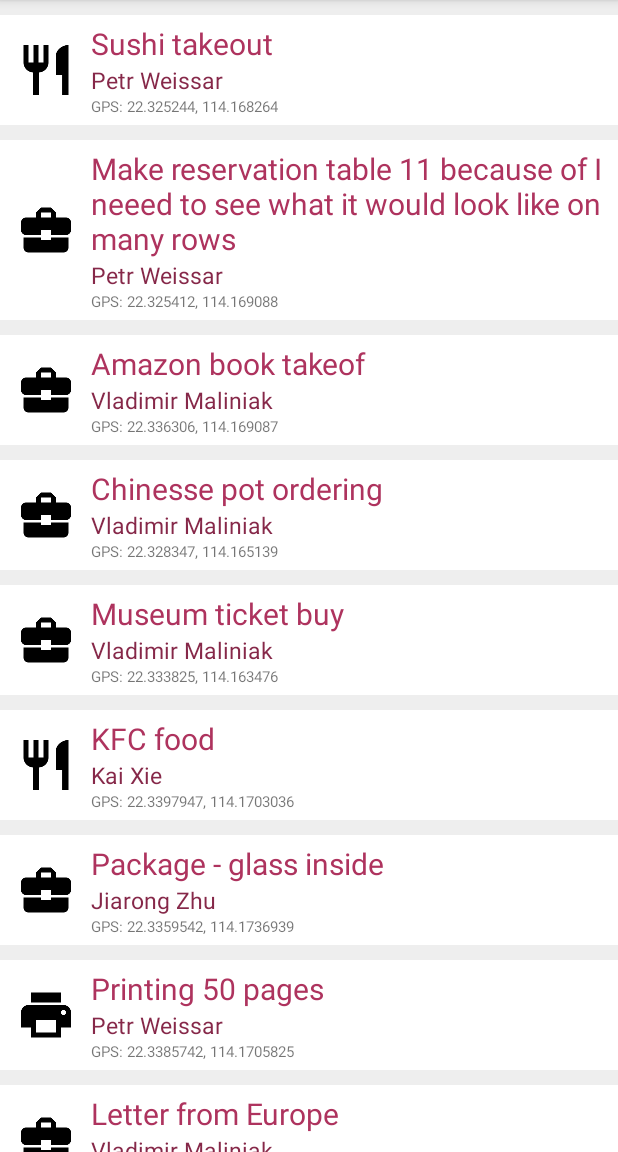
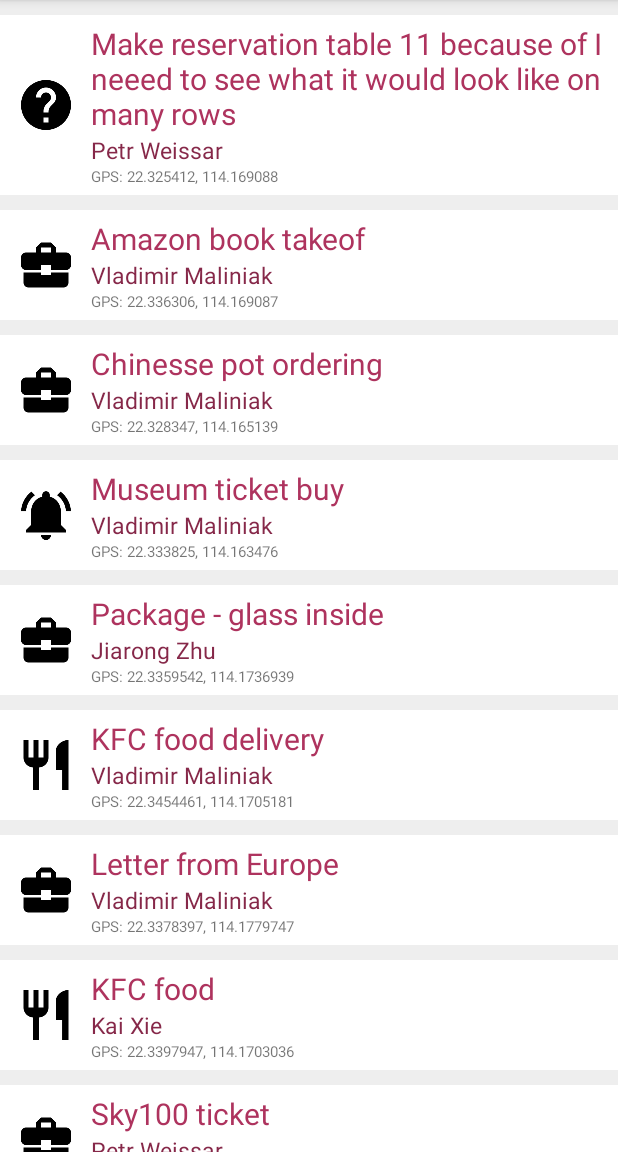
Before and after one commit to thenracker/cityuhelper, an Android app: the screen it shows after launch (MainActivity), on a phone screen of 412 x 824 dp, the part 84-1236 px from its top. Run offline under Robolectric (Android 15) with nearby library versions, the phone set to English and light mode, and no system bars.

Commit message:
Redesign, icons, merge functions together, make it work again

```diff
--- a/app/src/main/java/cz/uhk/cityuhelper/DetailActivity.java
+++ b/app/src/main/java/cz/uhk/cityuhelper/DetailActivity.java
@@ -2,6 +2,7 @@ package cz.uhk.cityuhelper;
 
 import android.support.v7.app.AppCompatActivity;
 import android.os.Bundle;
+import android.widget.Toast;
 
 public class DetailActivity extends AppCompatActivity {
 
@@ -9,5 +10,8 @@ public class DetailActivity extends AppCompatActivity {
     protected void onCreate(Bundle savedInstanceState) {
         super.onCreate(savedInstanceState);
         setContentView(R.layout.activity_detail);
+
+        Toast.makeText(getApplicationContext(), getIntent().getExtras().getString("name")+"", Toast.LENGTH_SHORT).show();
+
     }
 }
--- a/app/src/main/java/cz/uhk/cityuhelper/FakeDataBuilder.java
+++ b/app/src/main/java/cz/uhk/cityuhelper/FakeDataBuilder.java
@@ -5,10 +5,7 @@ import com.google.android.gms.maps.model.LatLng;
 import java.util.ArrayList;
 
 import cz.uhk.cityuhelper.model.Author;
-import cz.uhk.cityuhelper.model.Delivery;
-import cz.uhk.cityuhelper.model.Food;
 import cz.uhk.cityuhelper.model.Item;
-import cz.uhk.cityuhelper.model.Print;
 
 /**
  * Created by alab on 7/27/2016.
@@ -24,27 +21,25 @@ public class FakeDataBuilder {
         Author kai = new Author("Kai","Xie","kai@kai.chi","Chinesse","6518789");
         Author jarrett = new Author("Jiarong","Zhu","jarret@uhk.chi","Chinesse","6578132");
 
-        deliveries.add(new Food("Sushi takeout", peter, new LatLng(22.325244, 114.168264)));
-        deliveries.add(new Delivery("Make reservation table 11 because of I neeed to see what it would look like on many rows", peter, new LatLng(22.325412, 114.169088)));
-
-        deliveries.add(new Delivery("Amazon book takeof", vladimir, new LatLng(22.336306, 114.169087)));
-        deliveries.add(new Delivery("Chinesse pot ordering", vladimir, new LatLng(22.328347, 114.165139)));
-        deliveries.add(new Delivery("Museum ticket buy", vladimir, new LatLng(22.333825, 114.163476)));
-
-        deliveries.add(new Food("KFC food", kai, new LatLng(22.3397947, 114.1703036)));
-        deliveries.add(new Delivery("Package - glass inside", jarrett, new LatLng(22.3359542, 114.1736939)));
-        deliveries.add(new Print("Printing 50 pages", peter, new LatLng(22.3385742, 114.1705825)));
-        deliveries.add(new Delivery("Letter from Europe", vladimir, new LatLng(22.3378397, 114.1779747)));
-        deliveries.add(new Delivery("Sky100 ticket", peter, new LatLng(22.3356764, 114.1667308)));
-        deliveries.add(new Delivery("Where to find class 47", vladimir, new LatLng(22.3259803, 114.1669883)));
-        deliveries.add(new Food("Sushi delivery", kai, new LatLng(22.3400825, 114.1584589)));
-        deliveries.add(new Food("Beverage for party", kai, new LatLng(22.3379836, 114.1741875)));
-        deliveries.add(new Delivery("Flash disk delivery", peter, new LatLng(22.3372294, 114.1754106)));
-        deliveries.add(new Print("Printing attached document", jarrett, new LatLng(22.3353439, 114.1702178)));
-        deliveries.add(new Delivery("Museum ticket buy", jarrett, new LatLng(22.3370508, 114.1657975)));
-        deliveries.add(new Food("McDonald´s food delivery", kai, new LatLng(22.3300444, 114.1735650)));
-        deliveries.add(new Food("KFC food delivery", vladimir, new LatLng(22.3454461, 114.1705181)));
-        deliveries.add(new Delivery("Printing attached paperwork", peter, new LatLng(22.3387725, 114.1738925)));
+        deliveries.add(new Item(Item.Type.NEED,"Make reservation table 11 because of I neeed to see what it would look like on many rows", peter, new LatLng(22.325412, 114.169088)));
+        deliveries.add(new Item(Item.Type.DELIVER,"Amazon book takeof", vladimir, new LatLng(22.336306, 114.169087)));
+        deliveries.add(new Item(Item.Type.DELIVER,"Chinesse pot ordering", vladimir, new LatLng(22.328347, 114.165139)));
+        deliveries.add(new Item(Item.Type.QUESTION,"Museum ticket buy", vladimir, new LatLng(22.333825, 114.163476)));
+        deliveries.add(new Item(Item.Type.DELIVER,"Package - glass inside", jarrett, new LatLng(22.3359542, 114.1736939)));
+        deliveries.add(new Item(Item.Type.FOOD,"KFC food delivery", vladimir, new LatLng(22.3454461, 114.1705181)));
+        deliveries.add(new Item(Item.Type.DELIVER,"Letter from Europe", vladimir, new LatLng(22.3378397, 114.1779747)));
+        deliveries.add(new Item(Item.Type.FOOD,"KFC food", kai, new LatLng(22.3397947, 114.1703036)));
+        deliveries.add(new Item(Item.Type.DELIVER,"Sky100 ticket", peter, new LatLng(22.3356764, 114.1667308)));
+        deliveries.add(new Item(Item.Type.QUESTION,"Where to find class 47", vladimir, new LatLng(22.3259803, 114.1669883)));
+        deliveries.add(new Item(Item.Type.PRINT,"Printing attached paperwork", peter, new LatLng(22.3387725, 114.1738925)));
+        deliveries.add(new Item(Item.Type.DELIVER,"Flash disk delivery", peter, new LatLng(22.3372294, 114.1754106)));
+        deliveries.add(new Item(Item.Type.NEED,"Museum ticket buy", jarrett, new LatLng(22.3370508, 114.1657975)));
+        deliveries.add(new Item(Item.Type.PRINT,"Printing 50 pages", peter, new LatLng(22.3385742, 114.1705825)));
+        deliveries.add(new Item(Item.Type.PRINT,"Printing attached document", jarrett, new LatLng(22.3353439, 114.1702178)));
+        deliveries.add(new Item(Item.Type.FOOD,"Beverage for party", kai, new LatLng(22.3379836, 114.1741875)));
+        deliveries.add(new Item(Item.Type.DELIVER,"Sushi delivery", kai, new LatLng(22.3400825, 114.1584589)));
+        deliveries.add(new Item(Item.Type.FOOD,"McDonald´s food delivery", kai, new LatLng(22.3300444, 114.1735650)));
+        deliveries.add(new Item(Item.Type.FOOD,"Sushi takeout", peter, new LatLng(22.325244, 114.168264)));
 
         //5asdf89a6s5d1f
         //deliveries.add(new Delivery("Make reservation table 11", peter, new LatLng(22.325412, 114.169088)));
--- a/app/src/main/java/cz/uhk/cityuhelper/ItemRecylerAdapter.java
+++ b/app/src/main/java/cz/uhk/cityuhelper/ItemRecylerAdapter.java
@@ -1,6 +1,7 @@
 package cz.uhk.cityuhelper;
 
 import android.content.Context;
+import android.content.Intent;
 import android.support.v4.content.ContextCompat;
 import android.support.v7.widget.RecyclerView;
 import android.view.LayoutInflater;
@@ -11,10 +12,7 @@ import android.widget.TextView;
 
 import java.util.List;
 
-import cz.uhk.cityuhelper.model.Delivery;
-import cz.uhk.cityuhelper.model.Food;
 import cz.uhk.cityuhelper.model.Item;
-import cz.uhk.cityuhelper.model.Print;
 
 /**
  * Created by petrw on 12.07.2016.
@@ -76,23 +74,26 @@ public class ItemRecylerAdapter extends RecyclerView.Adapter<ItemRecylerAdapter.
             txtItemAuthor.setText(feedItem.getAuthor().getName()+" "+feedItem.getAuthor().getSurname());
             txtItemLocation.setText("GPS: "+feedItem.getPosition().latitude+", "+feedItem.getPosition().longitude);
 
-            if(feedItem instanceof Delivery){
+            if(feedItem.getType() == Item.Type.DELIVER){
                 imgItemIcon.setImageDrawable(ContextCompat.getDrawable(mContext,R.drawable.ic_business_center_black_48dp));
-            }else if (feedItem instanceof Food){
+            }else if (feedItem.getType() == Item.Type.FOOD){
                 imgItemIcon.setImageDrawable(ContextCompat.getDrawable(mContext,R.drawable.ic_restaurant_black_48dp));
-            }else if (feedItem instanceof Print){
+            }else if (feedItem.getType() == Item.Type.PRINT){
                 imgItemIcon.setImageDrawable(ContextCompat.getDrawable(mContext,R.drawable.ic_local_printshop_black_48dp));
+            }else if (feedItem.getType() == Item.Type.QUESTION){
+                imgItemIcon.setImageDrawable(ContextCompat.getDrawable(mContext,R.drawable.ic_notifications_active_black_48dp));
+            }else if (feedItem.getType() == Item.Type.NEED){
+                imgItemIcon.setImageDrawable(ContextCompat.getDrawable(mContext,R.drawable.ic_help_black_48dp));
             }
         }
 
         @Override
         public void onClick(View view) {
-            //Intent myIntent = new Intent(mContext, DetailActivity.class);
-            /*
-            myIntent.putExtra("id", item.getMarkerId());
-            myIntent.putExtra("groupid", item.getGroupId());
+
+            Intent myIntent = new Intent(mContext, DetailActivity.class);
+            myIntent.putExtra("name", feedItemList.get(getLayoutPosition()).getAuthor().getSurname());
             mContext.startActivity(myIntent);
-            */
+
         }
 
     }
--- a/app/src/main/java/cz/uhk/cityuhelper/model/Delivery.java
+++ /dev/null
@@ -1,14 +0,0 @@
-package cz.uhk.cityuhelper.model;
-
-import com.google.android.gms.maps.model.LatLng;
-
-/**
- * Created by petrw on 25.07.2016.
- */
-public class Delivery extends Item {
-
-    public Delivery(String title, Author author, LatLng position){
-        super(title,author,position);
-        this.type = Type.DELIVER;
-    }
-}
--- a/app/src/main/java/cz/uhk/cityuhelper/model/Food.java
+++ /dev/null
@@ -1,14 +0,0 @@
-package cz.uhk.cityuhelper.model;
-
-import com.google.android.gms.maps.model.LatLng;
-
-/**
- * Created by petrw on 25.07.2016.
- */
-public class Food extends Item {
-
-    public Food(String title, Author author, LatLng position){
-        super(title,author,position);
-        this.type = Type.FOOD;
-    }
-}
--- a/app/src/main/java/cz/uhk/cityuhelper/model/Item.java
+++ b/app/src/main/java/cz/uhk/cityuhelper/model/Item.java
@@ -19,18 +19,21 @@ public class Item implements IItem, Serializable {
     protected LatLng position;
 
 
-    public Item(String title, Author author, LatLng position){
+    public Item(Type type, String title, Author author, LatLng position){
         this.id = FAKE_ID; //TODO - sometimes it should change
         this.title = title;
         this.author = author;
         this.position = position;
+        this.type = type;
     }
 
     public enum Type{
 
         DELIVER("Delivery"),
         PRINT("Print"),
-        FOOD("Food");
+        FOOD("Food"),
+        NEED("Need"),
+        QUESTION("Question");
 
         private String toString;
 
--- a/app/src/main/java/cz/uhk/cityuhelper/model/Print.java
+++ /dev/null
@@ -1,14 +0,0 @@
-package cz.uhk.cityuhelper.model;
-
-import com.google.android.gms.maps.model.LatLng;
-
-/**
- * Created by petrw on 25.07.2016.
- */
-public class Print extends Item {
-
-    public Print(String title, Author author, LatLng position){
-        super(title,author,position);
-        this.type = Type.PRINT;
-    }
-}
```
Also changed, not shown: app/src/main/java/cz/uhk/cityuhelper/NewItemActivity.java (+20 -0 lines), app/src/main/res/layout/activity_new_item.xml (+8 -7 lines), app/src/main/res/drawable/ic_help_black_48dp.png (added), app/src/main/res/drawable/ic_notifications_active_black_48dp.png (added).
